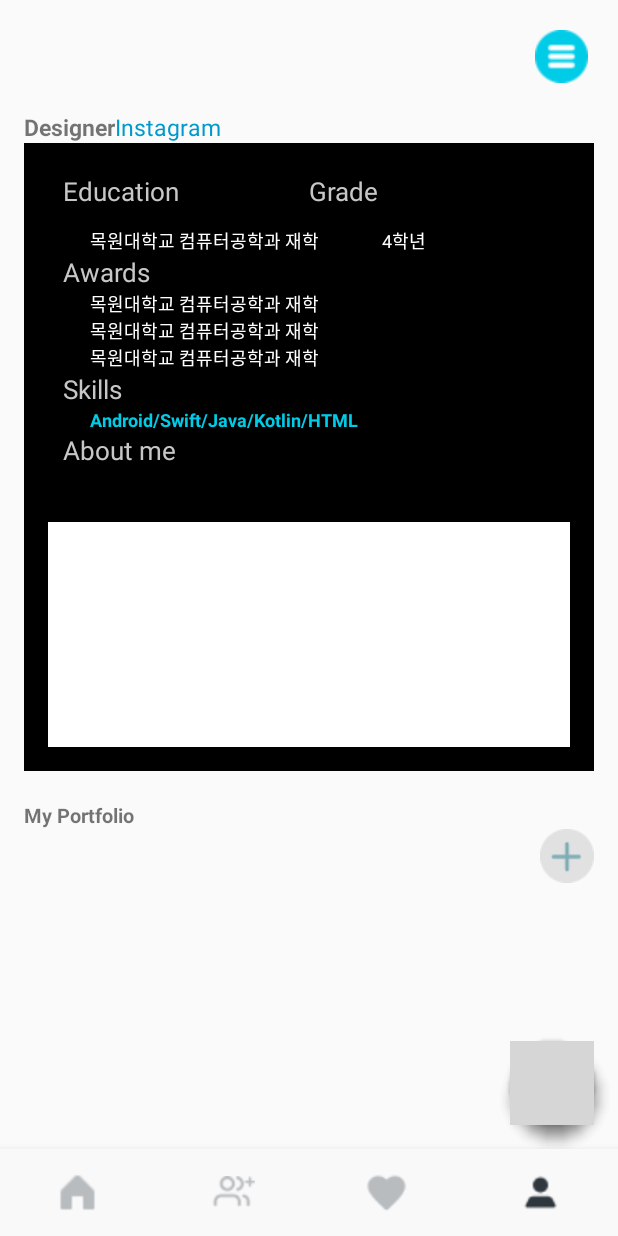
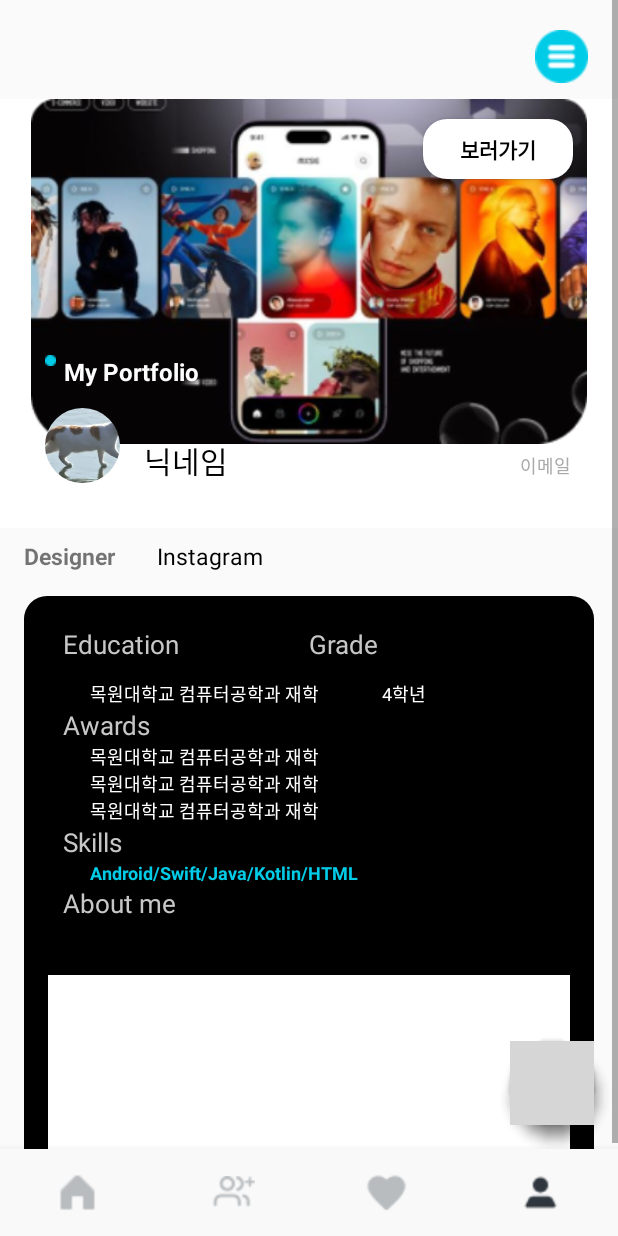
Before and after one commit to EJ-pro/Collobo-Station, an Android app: the Fragment_Home screen opened directly, with no data from a screen before it, item 4 of the bottom bar chosen, on a phone screen of 412 x 824 dp. Run offline under Robolectric (Android 15) with nearby library versions, the phone set to English and light mode, and no system bars; our stand-ins replace CircleImageView, Firebase (no records; nobody signed in at launch, a user with empty details on screens opened directly); pictures from the network do not load; grey boxes are pictures that could not be loaded.

Commit message:
mypage update

```diff
--- a/app/src/main/java/com/example/collobo_station/Fragment/Home/Fragment_Home.kt
+++ b/app/src/main/java/com/example/collobo_station/Fragment/Home/Fragment_Home.kt
@@ -187,10 +187,7 @@ class Fragment_Home : Fragment() {
         }
         profileImage = view.findViewById(R.id.image_test)
 
-        // 클릭 이벤트 추가
-        profileImage.setOnClickListener {
-            openGallery()
-        }
+
     }
     private fun showMenuDialog() {
         val builder = AlertDialog.Builder(requireContext())
@@ -238,10 +235,11 @@ class Fragment_Home : Fragment() {
                     val nickname = document.getString("nickname") ?: "default_user"
                     val profileUrl = document.getString("profileUrl") // Firestore에 저장된 프로필 이미지 URL
 
+                    // 닉네임 설정
                     textViewUserName.text = nickname
 
+                    // Firestore에 저장된 URL로 프로필 이미지 로드
                     if (profileUrl != null) {
-                        // 저장된 URL로 바로 이미지 로드
                         Glide.with(this)
                             .load(profileUrl)
                             .placeholder(R.drawable.image_test)
@@ -249,7 +247,7 @@ class Fragment_Home : Fragment() {
                             .diskCacheStrategy(com.bumptech.glide.load.engine.DiskCacheStrategy.ALL)
                             .into(profileImage)
                     } else {
-                        // URL이 없으면 Firebase Storage에서 가져오기
+                        // URL이 없을 경우 기본 이미지 로드
                         loadProfileImage(nickname)
                     }
                 } else {
@@ -257,13 +255,12 @@ class Fragment_Home : Fragment() {
                     profileImage.setImageResource(R.drawable.image_test)
                 }
             }
-            .addOnFailureListener {
+            .addOnFailureListener { e ->
                 textViewUserName.text = "로그인 필요"
                 profileImage.setImageResource(R.drawable.image_test)
+                Log.e(TAG, "Firestore 프로필 불러오기 실패: ${e.message}")
             }
     }
-
-
 
     private fun setupViewPager() {
         val firestore = FirebaseFirestore.getInstance()
--- /dev/null
+++ b/app/src/main/res/drawable/my_page_button_background.xml
@@ -0,0 +1,9 @@
+<shape xmlns:android="http://schemas.android.com/apk/res/android">
+    <solid android:color="#FFFFFF" />
+    <corners android:radius="16dp" />
+    <padding
+        android:top="8dp"
+        android:bottom="8dp"
+        android:left="16dp"
+        android:right="16dp" />
+</shape>
--- /dev/null
+++ b/app/src/main/res/drawable/my_page_round.xml
@@ -0,0 +1,6 @@
+<?xml version="1.0" encoding="utf-8"?>
+<shape xmlns:android="http://schemas.android.com/apk/res/android"
+    android:shape="rectangle">
+    <solid android:color="#000000" />
+    <corners android:radius="15dp" />
+</shape>
--- a/app/src/main/res/layout/fragment_my_page.xml
+++ b/app/src/main/res/layout/fragment_my_page.xml
@@ -9,7 +9,6 @@
         android:layout_height="wrap_content"
         android:layout_marginTop="10dp"
         android:orientation="vertical">
-
         <LinearLayout
             android:layout_width="match_parent"
             android:adjustViewBounds="true"
@@ -29,6 +28,109 @@
                 android:layout_margin="20dp"
                 android:src="@drawable/image_menu" />
         </LinearLayout>
+
+        <RelativeLayout
+            android:layout_width="match_parent"
+            android:layout_height="match_parent"
+            android:background="@android:color/white">
+
+            <!-- 상단 이미지 (터치해서 변경 가능) -->
+            <ImageView
+                android:id="@+id/iv_profile_cover"
+                android:layout_width="match_parent"
+                android:layout_height="230dp"
+                android:src="@drawable/my_page_image"/>
+
+            <!-- 보러가기 버튼 (이미지 위에 겹침) -->
+            <Button
+                android:id="@+id/btn_open_portfolio"
+                android:layout_width="100dp"
+                android:layout_height="40dp"
+                android:layout_alignParentEnd="true"
+                android:layout_marginRight="30dp"
+                android:layout_marginTop="13dp"
+                android:background="@drawable/my_page_button_background"
+                android:text="보러가기"
+                android:textColor="@android:color/black"
+                android:textStyle="bold" />
+            <!-- 사용자 정보 (이미지 아래에 위치) -->
+            <LinearLayout
+                android:layout_width="match_parent"
+                android:layout_height="wrap_content"
+                android:layout_below="@id/user_info_container"
+                android:layout_marginStart="30dp"
+                android:layout_marginTop="-115dp"
+                android:orientation="horizontal">
+
+                <ImageView
+                    android:layout_width="wrap_content"
+                    android:layout_height="wrap_content"
+                    android:layout_gravity="top"
+                    android:src="@drawable/image_dot" />
+
+                <TextView
+                    android:layout_width="wrap_content"
+                    android:layout_height="wrap_content"
+                    android:layout_marginLeft="5dp"
+                    android:text="My Portfolio"
+                    android:textColor="@android:color/white"
+                    android:textSize="16sp"
+                    android:textStyle="bold" />
+            </LinearLayout>
+
+            <LinearLayout
+                android:id="@+id/user_info_container"
+                android:layout_width="match_parent"
+                android:layout_height="wrap_content"
+                android:layout_below="@id/iv_profile_cover"
+                android:layout_marginStart="30dp"
+                android:layout_marginTop="-24dp"
+                android:paddingBottom="30dp"
+                android:gravity="center_vertical"
+                android:orientation="horizontal">
+
+                <!-- 프로필 이미지 -->
+                <de.hdodenhof.circleimageview.CircleImageView
+                    android:id="@+id/iv_profile_image"
+                    android:layout_width="50dp"
+                    android:layout_height="50dp"
+                    android:layout_marginEnd="16dp"
+                    android:src="@drawable/image_test" />
+
+                <!-- 닉네임과 이메일 -->
+                <LinearLayout
+                    android:layout_width="match_parent"
+                    android:layout_height="match_parent"
+                    android:layout_marginEnd="16dp"
+                    android:orientation="horizontal">
+
+                    <TextView
+                        android:id="@+id/tv_profile_name"
+                        android:layout_width="wrap_content"
+                        android:layout_height="wrap_content"
+                        android:layout_gravity="bottom"
+                        android:text="닉네임"
+                        android:textColor="@android:color/black"
+                        android:textSize="20sp" />
+
+                    <TextView
+                        android:id="@+id/tv_profile_email"
+                        android:layout_width="wrap_content"
+                        android:layout_height="wrap_content"
+                        android:layout_weight="1"
+                        android:layout_gravity="bottom"
+                        android:paddingEnd="15dp"
+                        android:gravity="end"
+                        android:text="이메일"
+                        android:textColor="@android:color/darker_gray"
+                        android:textSize="12sp" />
+                </LinearLayout>
+            </LinearLayout>
+
+        </RelativeLayout>
+
+
+
         <!-- RelativeLayout -->
         <RelativeLayout
             android:layout_width="match_parent"
@@ -48,7 +150,8 @@
             android:layout_width="match_parent"
             android:layout_height="wrap_content"
             android:orientation="horizontal"
-            android:layout_marginLeft="16dp">
+            android:layout_marginLeft="16dp"
+            android:layout_marginBottom="16dp">
 
             <TextView
                 android:layout_width="wrap_content"
@@ -60,8 +163,8 @@
             <TextView
                 android:layout_width="wrap_content"
                 android:layout_height="wrap_content"
-                android:text="Instagram"
-                android:textColor="@android:color/holo_blue_dark"
+                android:text="       Instagram"
+                android:textColor="@color/black"
                 android:textSize="15sp"
                 android:clickable="true"
                 android:autoLink="web"
@@ -75,7 +178,7 @@
             android:layout_height="wrap_content"
             android:layout_marginLeft="16dp"
             android:layout_marginRight="16dp"
-            android:background="@color/black"
+            android:background="@drawable/my_page_round"
             android:orientation="vertical">
             <LinearLayout
                 android:layout_width="match_parent"
```
Also changed, not shown: app/src/main/java/com/example/collobo_station/Fragment/Splash/Fragment_User.kt (+326 -9 lines), app/src/main/res/layout/dialog_url_input.xml (added, +15 -0 lines), app/src/main/res/drawable/my_page_image.png (added).
